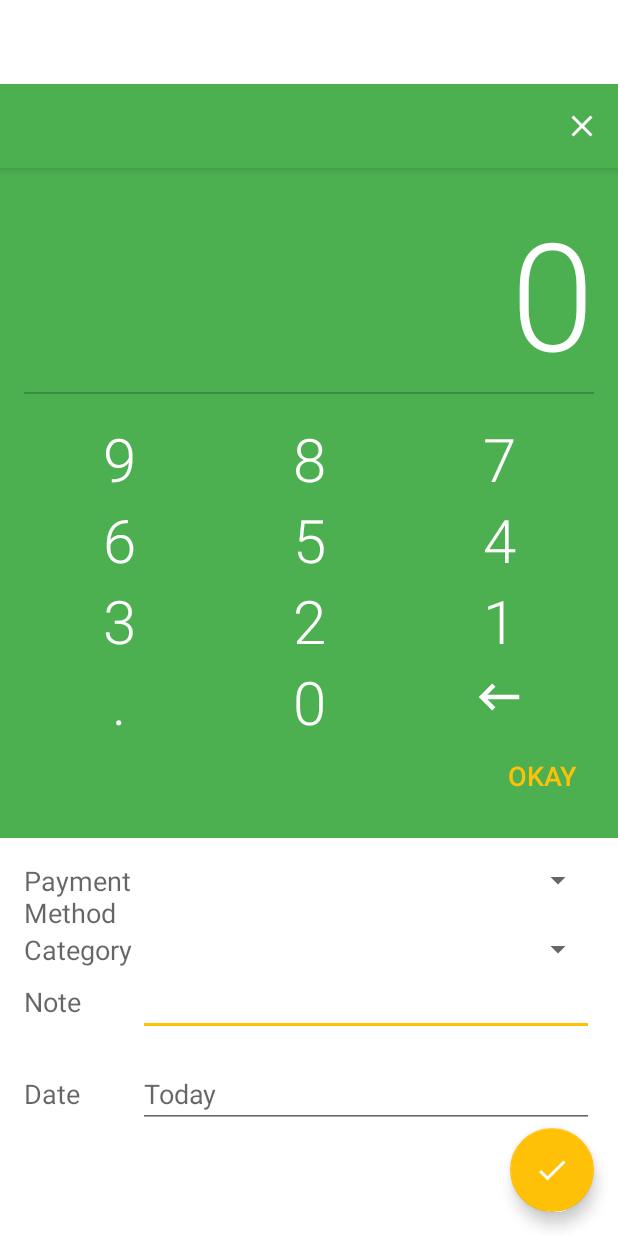
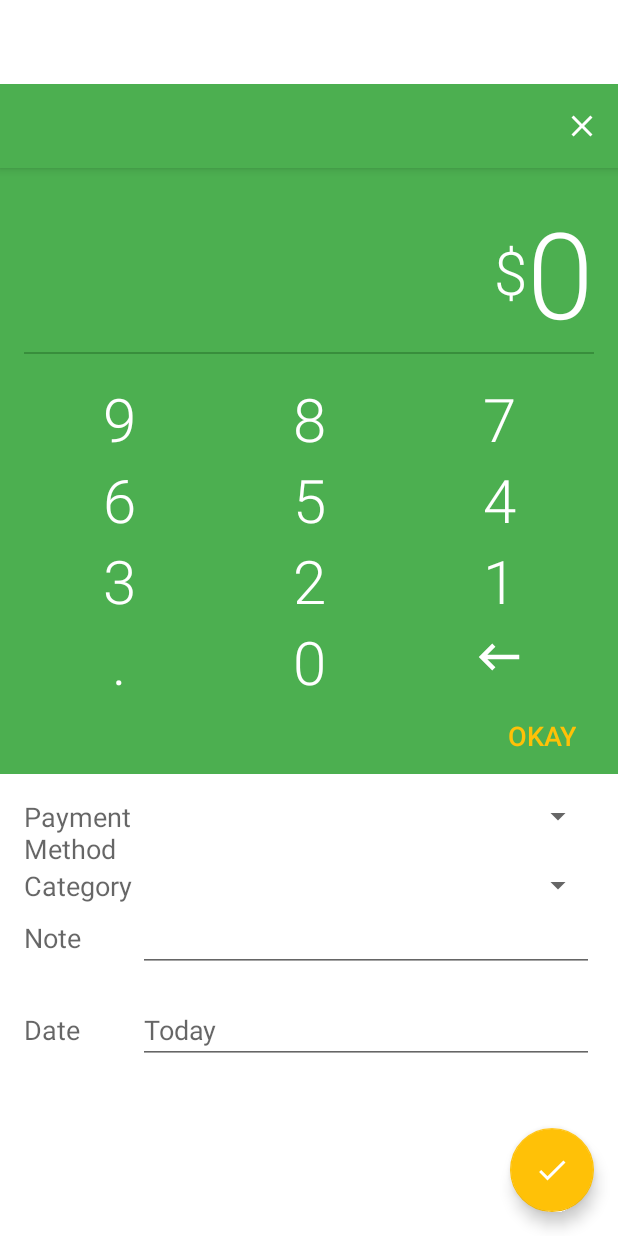
Before and after one commit to mostafatantawy99/ExpenseManager, an Android app: the layout activity_add_expense.xml on its own in the app's theme, with its tools: preview values and no code run, on a phone screen of 412 x 824 dp. Run offline under Robolectric (Android 15) with nearby library versions, the phone set to English and light mode, and no system bars.

Commit message:
- Add onClick action for fab button in AddExpenseActivity to insert new expense into database - Add expand/collapse animations for numpad in AddExpenseActivity - Work on UI of AddExpenseActivity - Increase minSdk to 16 to use fontFamily attribute

```diff
--- a/app/build.gradle
+++ b/app/build.gradle
@@ -6,7 +6,7 @@ android {
 
     defaultConfig {
         applicationId "com.danielkim.expensemanager"
-        minSdkVersion 15
+        minSdkVersion 16
         targetSdkVersion 23
         versionCode 1
         versionName "1.0"
--- a/app/src/main/res/layout/activity_add_expense.xml
+++ b/app/src/main/res/layout/activity_add_expense.xml
@@ -11,6 +11,7 @@
     <LinearLayout
         android:layout_width="match_parent"
         android:orientation="vertical"
+        android:focusableInTouchMode="true"
         android:layout_height="match_parent">
 
         <android.support.design.widget.AppBarLayout
--- a/app/src/main/res/layout/add_expense_body.xml
+++ b/app/src/main/res/layout/add_expense_body.xml
@@ -2,7 +2,9 @@
 <LinearLayout xmlns:android="http://schemas.android.com/apk/res/android"
     android:orientation="vertical" android:layout_width="match_parent"
     android:layout_height="match_parent"
-    android:animateLayoutChanges="true"
+    android:focusableInTouchMode="true"
+    android:focusable="true"
+    android:clickable="true"
     android:paddingBottom="@dimen/activity_vertical_margin"
     android:paddingLeft="@dimen/activity_horizontal_margin"
     android:paddingRight="@dimen/activity_horizontal_margin"
@@ -65,6 +67,7 @@
 
         <EditText
             android:id="@+id/add_expense_note"
+            android:inputType="text"
             android:layout_weight="4"
             style="@style/TextAppearance.AppCompat.Medium"
             android:layout_width="0px"
--- a/app/src/main/res/layout/add_expense_header.xml
+++ b/app/src/main/res/layout/add_expense_header.xml
@@ -1,19 +1,21 @@
 <?xml version="1.0" encoding="utf-8"?>
 <LinearLayout android:orientation="vertical"
     android:id="@+id/mainDisplay"
-    android:animateLayoutChanges="true"
     android:paddingLeft="@dimen/activity_horizontal_margin"
     android:paddingRight="@dimen/activity_horizontal_margin"
     android:paddingTop="@dimen/activity_vertical_margin"
-    android:paddingBottom="@dimen/activity_vertical_margin"
     android:background="@color/colorPrimary"
     android:layout_width="match_parent"
     android:layout_height="wrap_content"
     xmlns:android="http://schemas.android.com/apk/res/android">
 
+    <RelativeLayout
+        android:layout_width="match_parent"
+        android:layout_height="wrap_content">
+
         <TextView
             android:id="@+id/txt_expense_total"
-        android:layout_width="match_parent"
+            android:layout_width="wrap_content"
             android:layout_height="wrap_content"
             android:layout_alignParentRight="true"
             android:gravity="right"
@@ -23,12 +25,16 @@
             android:textColor="@color/white"/>
 
         <TextView
-        android:id="@+id/expand_numpad"
-        android:visibility="gone"
-        android:layout_width="match_parent"
+            android:layout_width="wrap_content"
             android:layout_height="wrap_content"
-        android:drawableEnd="@drawable/ic_expand_more_white_24dp"
-        android:drawableRight="@drawable/ic_expand_more_white_24dp"/>
+            android:fontFamily="sans-serif-light"
+            android:textColor="@color/white"
+            android:textSize="@dimen/currency_display"
+            android:text="@string/currency"
+            android:layout_centerVertical="true"
+            android:layout_toLeftOf="@+id/txt_expense_total"
+            android:layout_toStartOf="@+id/txt_expense_total" />
+    </RelativeLayout>
 
     <LinearLayout
         android:id="@+id/add_expense_numpad"
@@ -43,11 +49,13 @@
             android:background="@color/colorPrimaryDark"/>
 
         <include layout="@layout/numpad" />
+    </LinearLayout>
 
     <Button
         android:layout_height="wrap_content"
         android:id="@+id/btn_okay"
-            android:layout_width="match_parent"
+        android:layout_width="wrap_content"
+        android:layout_gravity="right"
         android:textAllCaps="true"
         style="?android:borderlessButtonStyle"
         android:textColor="@color/colorAccent"
@@ -55,4 +63,3 @@
         android:gravity="right"
         android:text="@string/okay" />
 </LinearLayout>
-</LinearLayout>
--- a/app/src/main/res/values/dimens.xml
+++ b/app/src/main/res/values/dimens.xml
@@ -11,7 +11,8 @@
     <dimen name="text_curr_month_header">25sp</dimen>
     <dimen name="text_curr_month_expenses_header">70sp</dimen>
 
-    <!-- Calculator -->
-    <dimen name="calculator_display">100sp</dimen>
+    <!-- Add Expense Calculator -->
+    <dimen name="calculator_display">80sp</dimen>
+    <dimen name="currency_display">40sp</dimen>
     <dimen name="numpad_buttons">40sp</dimen>
 </resources>
--- a/app/src/main/res/values/strings.xml
+++ b/app/src/main/res/values/strings.xml
@@ -10,6 +10,7 @@
     <string name="currency">$</string>
 
     <!-- Add Expense Fragment-->
+    <string name="snackbar_input_amount">Please specify the expense amount</string>
     <string name="default_date">Today</string>
     <string name="add_expense_note">Note</string>
     <string name="add_expense_date">Date</string>
```
Also changed, not shown: app/src/main/java/com/danielkim/expensemanager/Activities/AddExpenseActivity.java (+80 -37 lines), app/src/main/java/com/danielkim/expensemanager/CustomAnimation.java (added, +65 -0 lines), app/src/main/java/com/danielkim/expensemanager/DBHelper.java (+8 -8 lines), app/src/main/java/com/danielkim/expensemanager/Utilities.java (added, +19 -0 lines). Lines whose indentation alone changed are shown as unchanged.
